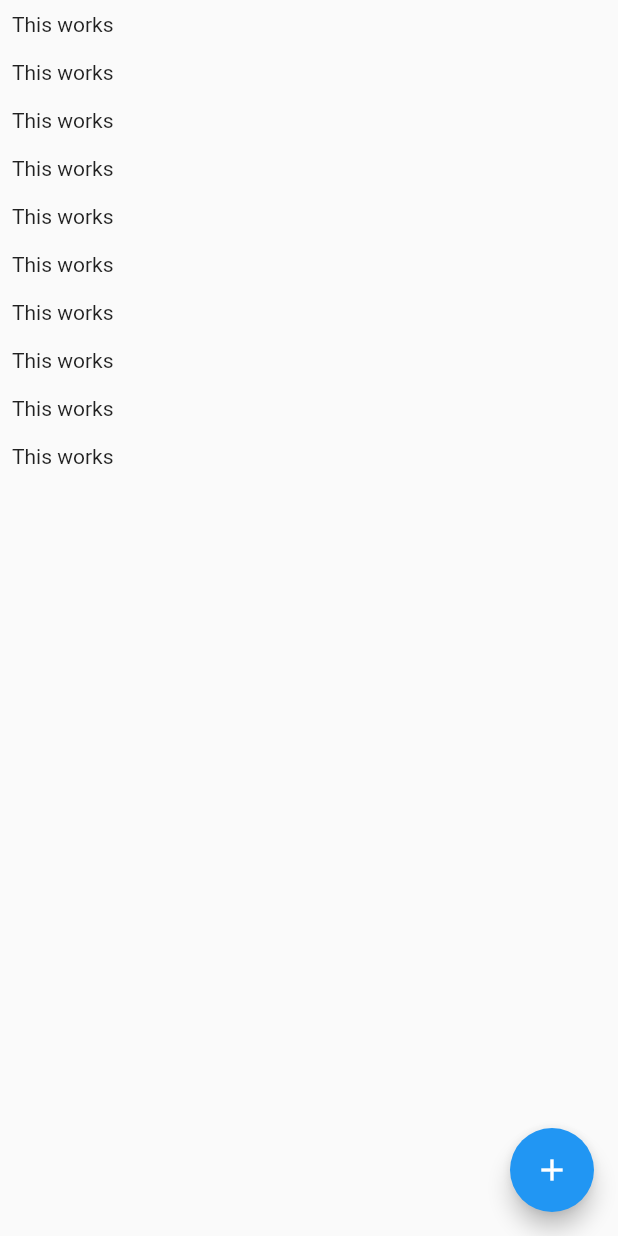
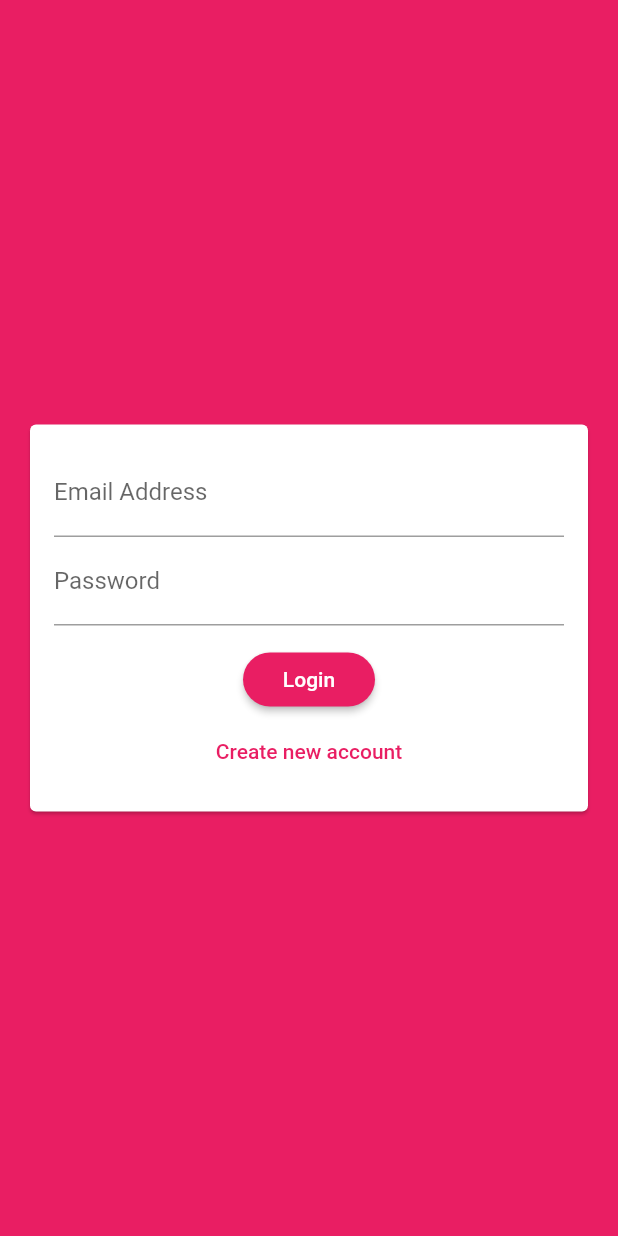
Before and after one commit to windevkay/xiichat, a Flutter app: the screen it shows after launch, on a phone screen of 412 x 824 dp. Run offline on Flutter 3.47's test engine with Material 2 defaults, Android fonts, the phone set to English and light mode, and no system bars; our stand-ins replace cloud_firestore, firebase_auth; accounts and stored records are empty.

Commit message:
with more setup

```diff
--- a/lib/main.dart
+++ b/lib/main.dart
@@ -1,7 +1,7 @@
 import 'package:flutter/material.dart';
 
 //screens
-import './screens/chat.screen.dart';
+import './screens/auth.screen.dart';
 
 void main() {
   runApp(MyApp());
@@ -13,10 +13,20 @@ class MyApp extends StatelessWidget {
     return MaterialApp(
       title: 'XIICHAT',
       theme: ThemeData(
-        primarySwatch: Colors.blue,
+        primarySwatch: Colors.pink,
+        backgroundColor: Colors.pink,
+        accentColor: Colors.deepPurple,
+        accentColorBrightness: Brightness.dark,
+        buttonTheme: ButtonTheme.of(context).copyWith(
+          buttonColor: Colors.pink,
+          textTheme: ButtonTextTheme.primary,
+          shape: RoundedRectangleBorder(
+            borderRadius: BorderRadius.circular(20),
+          ),
+        ),
         visualDensity: VisualDensity.adaptivePlatformDensity,
       ),
-      home: ChatScreen(),
+      home: AuthScreen(),
     );
   }
 }
--- a/lib/screens/auth.screen.dart
+++ b/lib/screens/auth.screen.dart
@@ -0,0 +1,70 @@
+import 'package:flutter/material.dart';
+import 'package:flutter/services.dart';
+
+import 'package:firebase_auth/firebase_auth.dart';
+import 'package:cloud_firestore/cloud_firestore.dart';
+
+import '../widgets/auth/authForm.widget.dart';
+
+class AuthScreen extends StatefulWidget {
+  @override
+  _AuthScreenState createState() => _AuthScreenState();
+}
+
+class _AuthScreenState extends State<AuthScreen> {
+  final _auth = FirebaseAuth.instance;
+  var _isLoading = false;
+
+  void _submitAuthForm(String email, String password, String username,
+      bool isLogin, BuildContext ctx) async {
+    AuthResult authResult;
+    try {
+      setState(() {
+        _isLoading = true;
+      });
+      if (isLogin) {
+        //log user in
+        authResult = await _auth.signInWithEmailAndPassword(
+            email: email, password: password);
+      } else {
+        //create new user
+        authResult = await _auth.createUserWithEmailAndPassword(
+            email: email, password: password);
+        //store username as well
+        //the collection specified below can be created on the fly
+        await Firestore.instance
+            .collection('users')
+            .document(authResult.user.uid)
+            .setData({'username': username, 'email': email});
+      }
+    } on PlatformException catch (error) {
+      var message = 'An error occured please check credentials!';
+      if (error.message != null) {
+        message = error.message;
+      }
+
+      Scaffold.of(ctx).showSnackBar(
+        SnackBar(
+          content: Text(message),
+          backgroundColor: Theme.of(ctx).errorColor,
+        ),
+      );
+      setState(() {
+        _isLoading = false;
+      });
+    } catch (err) {
+      print(err);
+      setState(() {
+        _isLoading = false;
+      });
+    }
+  }
+
+  @override
+  Widget build(BuildContext context) {
+    return Scaffold(
+      backgroundColor: Theme.of(context).primaryColor,
+      body: AuthForm(_submitAuthForm, _isLoading),
+    );
+  }
+}
--- /dev/null
+++ b/lib/widgets/auth/authForm.widget.dart
@@ -0,0 +1,118 @@
+import 'package:flutter/material.dart';
+
+class AuthForm extends StatefulWidget {
+  final void Function(String email, String password, String username,
+      bool isLogin, BuildContext ctx) submitFn;
+  final bool isLoading;
+
+  AuthForm(this.submitFn, this.isLoading);
+
+  @override
+  _AuthFormState createState() => _AuthFormState();
+}
+
+class _AuthFormState extends State<AuthForm> {
+  final _formKey = GlobalKey<FormState>();
+  var _isLogin = true;
+  var _userEmail = '';
+  var _userName = '';
+  var _userPassword = '';
+
+  void _trySubmit() {
+    final isValid = _formKey.currentState.validate();
+    //close the keyboard on user device
+    FocusScope.of(context).unfocus();
+    if (isValid) {
+      _formKey.currentState.save();
+      widget.submitFn(_userEmail.trim(), _userPassword.trim(), _userName.trim(),
+          _isLogin, context);
+    }
+  }
+
+  @override
+  Widget build(BuildContext context) {
+    return Center(
+      child: Card(
+        margin: EdgeInsets.all(20),
+        child: SingleChildScrollView(
+          child: Padding(
+            padding: EdgeInsets.all(16),
+            child: Form(
+              key: _formKey,
+              child: Column(
+                mainAxisSize: MainAxisSize.min,
+                children: <Widget>[
+                  TextFormField(
+                    key: ValueKey('email'),
+                    validator: (value) {
+                      if (value.isEmpty || !value.contains('@')) {
+                        return 'Please enter a valid email address';
+                      }
+                      return null;
+                    },
+                    keyboardType: TextInputType.emailAddress,
+                    decoration: InputDecoration(
+                      labelText: 'Email Address',
+                    ),
+                    onSaved: (value) {
+                      _userEmail = value;
+                    },
+                  ),
+                  if (!_isLogin)
+                    TextFormField(
+                      key: ValueKey('username'),
+                      validator: (value) {
+                        if (value.isEmpty || value.length < 4) {
+                          return 'Please enter atleast 4 characters';
+                        }
+                        return null;
+                      },
+                      decoration: InputDecoration(labelText: 'Username'),
+                      onSaved: (value) {
+                        _userName = value;
+                      },
+                    ),
+                  TextFormField(
+                    key: ValueKey('password'),
+                    validator: (value) {
+                      if (value.isEmpty || value.length < 7) {
+                        return 'Password must be atleast 7 characters';
+                      }
+                      return null;
+                    },
+                    decoration: InputDecoration(labelText: 'Password'),
+                    obscureText: true,
+                    onSaved: (value) {
+                      _userPassword = value;
+                    },
+                  ),
+                  SizedBox(
+                    height: 12,
+                  ),
+                  if (widget.isLoading) CircularProgressIndicator(),
+                  if (!widget.isLoading)
+                    RaisedButton(
+                      child: Text(_isLogin ? 'Login' : 'Signup'),
+                      onPressed: _trySubmit,
+                    ),
+                  if (!widget.isLoading)
+                    FlatButton(
+                      textColor: Theme.of(context).primaryColor,
+                      child: Text(_isLogin
+                          ? 'Create new account'
+                          : 'I already have an account'),
+                      onPressed: () {
+                        setState(() {
+                          _isLogin = !_isLogin;
+                        });
+                      },
+                    ),
+                ],
+              ),
+            ),
+          ),
+        ),
+      ),
+    );
+  }
+}
--- a/pubspec.yaml
+++ b/pubspec.yaml
@@ -24,6 +24,7 @@ dependencies:
   flutter:
     sdk: flutter
   cloud_firestore: ^0.13.5
+  firebase_auth: ^0.16.0
 
 
   # The following adds the Cupertino Icons font to your application.
```
Also changed, not shown: lib/screens/chat.screen.dart (+22 -10 lines), pubspec.lock, 1 other file.
